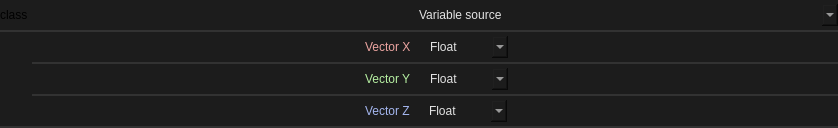
Old version of the form smartprop_editor/properties_classes/vector3d.ui in the repository dertwist/Hammer5Tools.
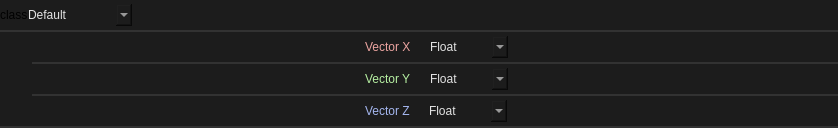
New version of the form. Icons and pictures are not drawn.

Diff of the .ui file:
```diff
--- a/smartprop_editor/properties_classes/vector3d.ui
+++ b/smartprop_editor/properties_classes/vector3d.ui
@@ -233,6 +233,11 @@
 }
 </string>
           </property>
+          <item>
+           <property name="text">
+            <string>Default</string>
+           </property>
+          </item>
           <item>
            <property name="text">
             <string>Variable source</string>
@@ -245,6 +250,19 @@
           </item>
          </widget>
         </item>
+        <item>
+         <spacer name="horizontalSpacer">
+          <property name="orientation">
+           <enum>Qt::Horizontal</enum>
+          </property>
+          <property name="sizeHint" stdset="0">
+           <size>
+            <width>40</width>
+            <height>20</height>
+           </size>
+          </property>
+         </spacer>
+        </item>
        </layout>
       </item>
      </layout>
```
